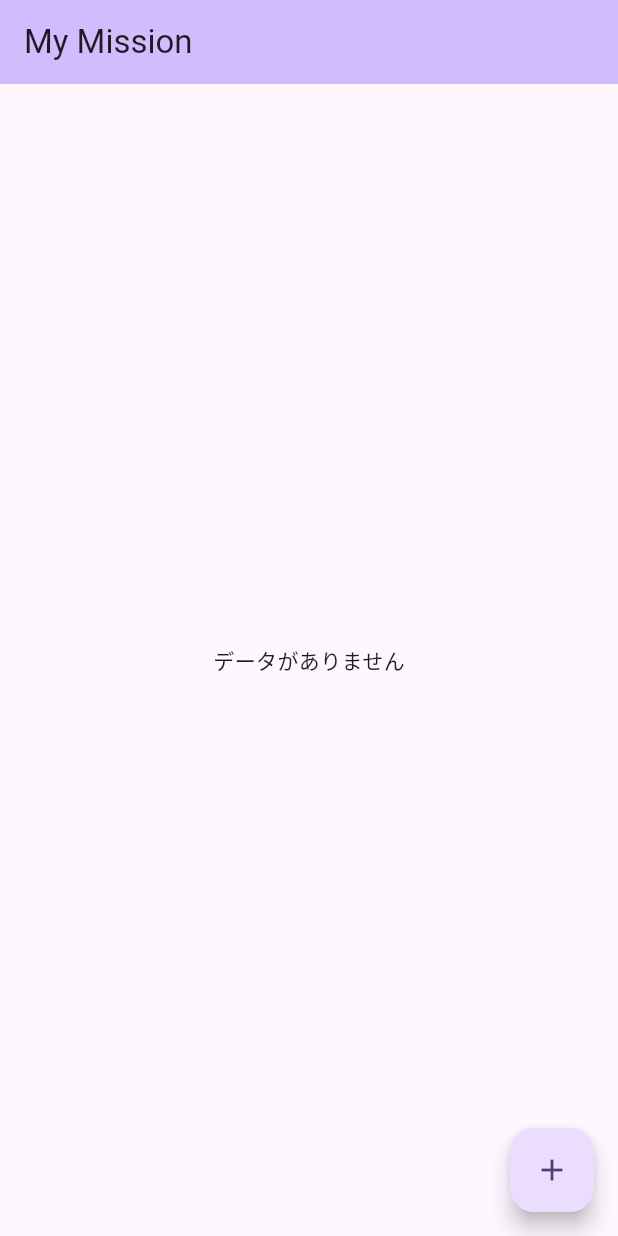
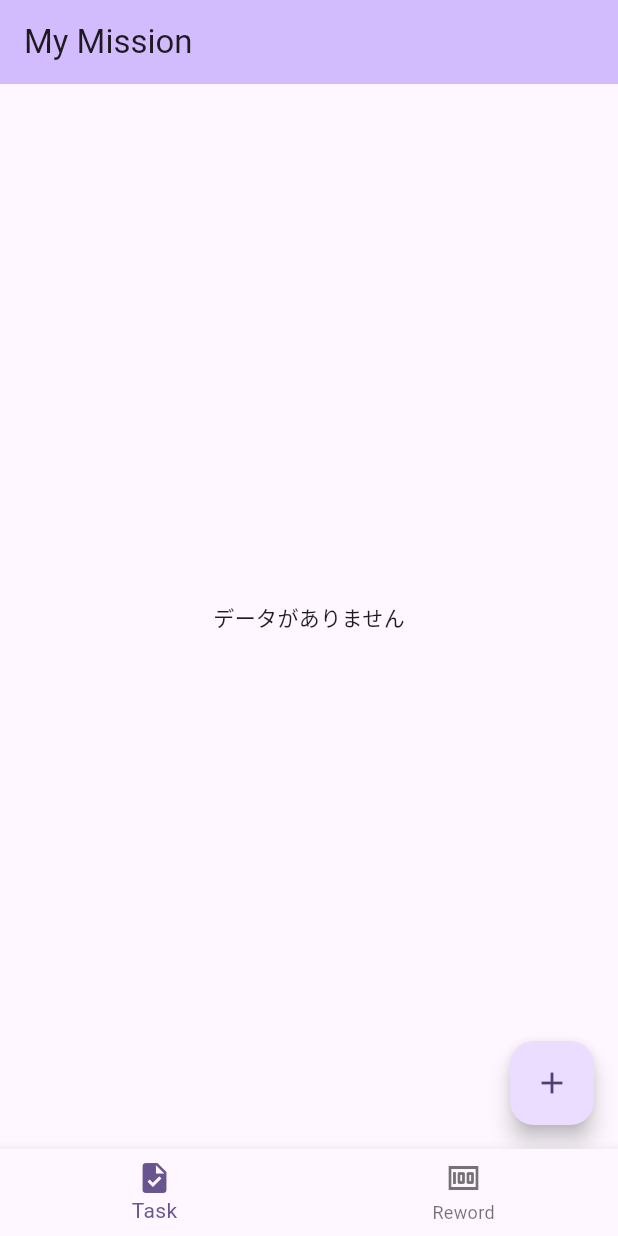
Before and after one commit to always-reach/flutter_todo, a Flutter app: the screen it shows after launch, on a phone screen of 412 x 824 dp. Run offline on Flutter 3.47's test engine with Material 3 defaults, Android fonts, the phone set to English and light mode, and no system bars; our stand-ins replace flutter_form_builder, form_builder_validators, sqflite_common_ffi; accounts and stored records are empty.

Commit message:
reword画面用にナビゲーター表示

```diff
--- a/lib/main.dart
+++ b/lib/main.dart
@@ -1,6 +1,7 @@
 import 'package:flutter/material.dart';
 import 'package:sqflite_common_ffi/sqflite_ffi.dart';
 import 'package:todo/helper/db_helper.dart';
+import 'package:todo/navigator/bottom_navigator.dart';
 import 'package:todo/page/tasks.dart';
 
 void main() async {
@@ -23,7 +24,7 @@ class MyApp extends StatelessWidget {
         colorScheme: ColorScheme.fromSeed(seedColor: Colors.deepPurple),
         useMaterial3: true,
       ),
-      home: const TaskList(),
+      home: const BottomNavigator(),
     );
   }
 }
--- /dev/null
+++ b/lib/navigator/bottom_navigator.dart
@@ -0,0 +1,46 @@
+import 'package:flutter/material.dart';
+import 'package:todo/page/tasks.dart';
+
+class BottomNavigator extends StatefulWidget {
+  const BottomNavigator({Key? key}) : super(key: key);
+
+  @override
+  State<BottomNavigator> createState() => _BottomNavigatorState();
+}
+
+class _BottomNavigatorState extends State<BottomNavigator> {
+  int _selectedIndex = 0;
+  static const List<Widget> _widgetOptions = <Widget>[
+    TaskList(),
+    TaskList(),
+  ];
+
+  void _onItemTapped(int index) {
+    setState(() {
+      _selectedIndex = index;
+    });
+  }
+
+  @override
+  Widget build(BuildContext context) {
+    return Scaffold(
+      body: Center(
+        child: _widgetOptions.elementAt(_selectedIndex),
+      ),
+      bottomNavigationBar: BottomNavigationBar(
+        items: const <BottomNavigationBarItem>[
+          BottomNavigationBarItem(
+            icon: Icon(Icons.task),
+            label: "Task",
+          ),
+          BottomNavigationBarItem(
+            icon: Icon(Icons.money),
+            label: "Reword",
+          ),
+        ],
+        currentIndex: _selectedIndex,
+        onTap: _onItemTapped,
+      ),
+    );
+  }
+}
```
